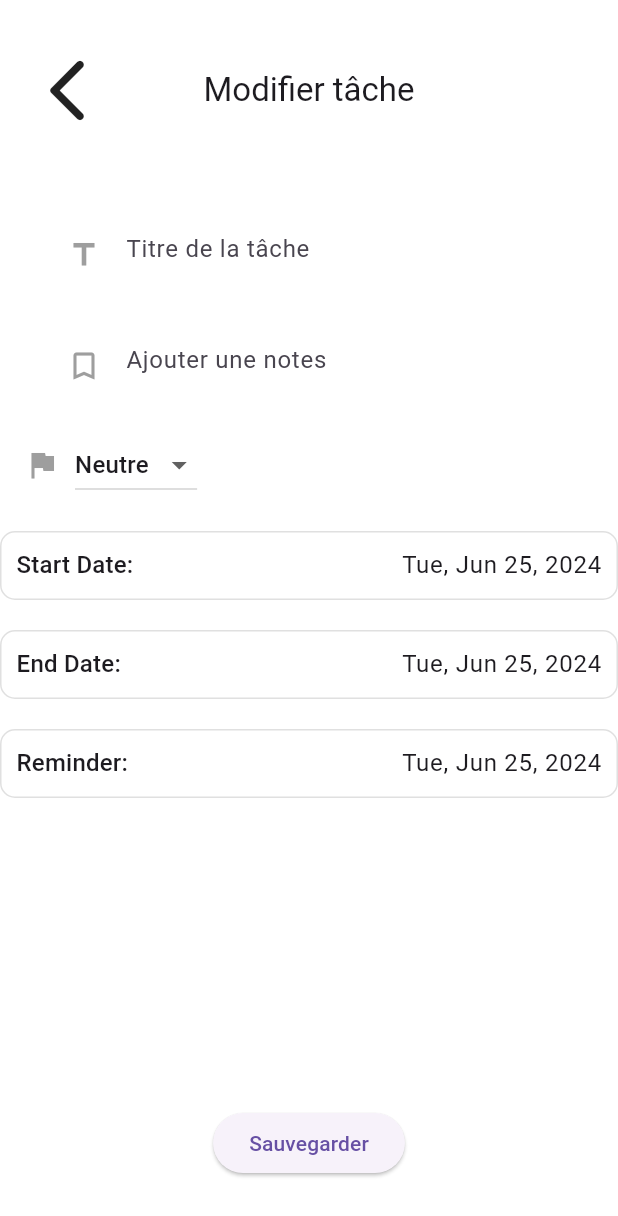
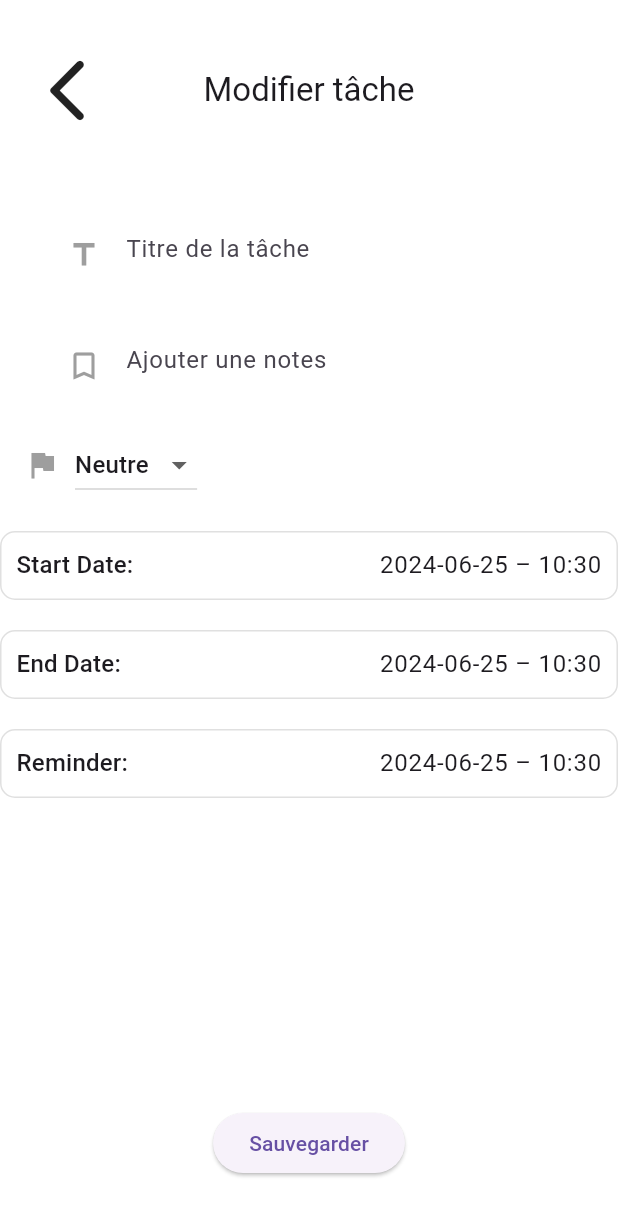
Before and after one commit to PavelDelhomme/flutter_todo, a Flutter app: the TaskDetailView screen opened directly with empty values, after a tap on the "edit" icon, on a phone screen of 412 x 824 dp. Shown: the top 1216 px of the screen. Run offline on Flutter 3.47's test engine with Material 3 defaults, Android fonts, the light colour scheme and no system bars; our stand-ins replace cloud_firestore, firebase_auth, firebase_core, flutter_datetime_picker_bdaya, flutter_local_notifications, hive and 3 more; accounts and stored records are empty.

Commit message:
Modification des détails afficher et de la gestion de date de début et de fin d'une tâche

```diff
--- a/lib/main.dart
+++ b/lib/main.dart
@@ -1,5 +1,7 @@
 import 'package:flutter/material.dart';
 import 'package:firebase_core/firebase_core.dart';
+import 'package:hive_flutter/adapters.dart';
+import 'package:todo_firebase/models/task.dart';
 import 'firebase_options.dart';
 import 'views/authentication/auth_wrapper.dart';
 import 'views/authentication/sign_in_view.dart';
@@ -8,6 +10,10 @@ import 'services/notification_service.dart';
 
 void main() async {
   WidgetsFlutterBinding.ensureInitialized();
+  await Hive.initFlutter();
+  Hive.registerAdapter(TaskAdapter());
+  await Hive.openBox<Task>('tasks');
+
   await Firebase.initializeApp(
     options: DefaultFirebaseOptions.currentPlatform,
   );
--- a/lib/models/task.dart
+++ b/lib/models/task.dart
@@ -28,7 +28,7 @@ class Task extends HiveObject {
   String priorityLevel;
 
   @HiveField(7)
-  DateTime? reminder;
+  DateTime? reminder;  // Make reminder nullable
 
   @HiveField(8)
   String userId;
@@ -60,7 +60,7 @@ class Task extends HiveObject {
       startDate: startDate,
       endDate: endDate,
       priorityLevel: priorityLevel,
-      reminder: reminder,
+      reminder: reminder ?? endDate.subtract(Duration(minutes: 30)),  // Default reminder to 30 minutes before end date
       userId: userId,
     );
   }
--- a/lib/views/home/home_view.dart
+++ b/lib/views/home/home_view.dart
@@ -63,14 +63,10 @@ class _HomeViewState extends State<HomeView> {
     });
   }
 
-  void _testNotification() {
-    notificationService.showTestNotification();
-  }
-
   @override
   Widget build(BuildContext context) {
     return Scaffold(
-      appBar: HomeAppBar(onNotificationPressed: _testNotification),
+      appBar: HomeAppBar(),
       drawer: DrawerMenu(onSignOut: _signOut),
       body: StreamBuilder<List<Task>>(
         stream: taskService.getTasks(),
--- a/lib/views/tasks/forms/task_form.dart
+++ b/lib/views/tasks/forms/task_form.dart
@@ -48,12 +48,12 @@ class _TaskFormState extends State<TaskForm> {
     super.initState();
     startDate = widget.initialStartDate ?? DateTime.now();
     endDate = widget.initialEndDate ?? DateTime.now().add(const Duration(hours: 1));
-    reminder = widget.initialReminder;
+    reminder = widget.initialReminder ?? endDate?.subtract(Duration(minutes: 30));
     priorityLevel = widget.initialPriorityLevel;
   }
 
-  String formatDate(DateTime? date) {
-    return DateFormat.yMMMEd().format(date ?? DateTime.now());
+  String formatDateTime(DateTime? date) {
+    return DateFormat('yyyy-MM-dd – HH:mm').format(date ?? DateTime.now());
   }
 
   @override
@@ -80,7 +80,7 @@ class _TaskFormState extends State<TaskForm> {
           ),
           GestureDetector(
             onTap: () {
-              DatePickerBdaya.showDatePicker(
+              DatePickerBdaya.showDateTimePicker(
                 context,
                 showTitleActions: true,
                 minTime: DateTime(2000, 1, 1),
@@ -108,14 +108,14 @@ class _TaskFormState extends State<TaskForm> {
                 children: [
                   Text('Start Date: ', style: textTheme.titleMedium),
                   Expanded(child: Container()),
-                  Text(formatDate(startDate), style: textTheme.bodyLarge),
+                  Text(formatDateTime(startDate), style: textTheme.bodyLarge),
                 ],
               ),
             ),
           ),
           GestureDetector(
             onTap: () {
-              DatePickerBdaya.showDatePicker(
+              DatePickerBdaya.showDateTimePicker(
                 context,
                 showTitleActions: true,
                 minTime: DateTime(2000, 1, 1),
@@ -124,8 +124,10 @@ class _TaskFormState extends State<TaskForm> {
                 onConfirm: (selectedDate) {
                   setState(() {
                     endDate = selectedDate;
+                    reminder = selectedDate.subtract(Duration(minutes: 30)); // Set default reminder
                   });
                   widget.onEndDateSelected(selectedDate);
+                  widget.onReminderSelected(reminder!);
                 },
                 currentTime: endDate,
                 locale: LocaleType.en,
@@ -143,7 +145,7 @@ class _TaskFormState extends State<TaskForm> {
                 children: [
                   Text('End Date: ', style: textTheme.titleMedium),
                   Expanded(child: Container()),
-                  Text(formatDate(endDate), style: textTheme.bodyLarge),
+                  Text(formatDateTime(endDate), style: textTheme.bodyLarge),
                 ],
               ),
             ),
@@ -176,7 +178,7 @@ class _TaskFormState extends State<TaskForm> {
                 children: [
                   Text('Reminder: ', style: textTheme.titleMedium),
                   Expanded(child: Container()),
-                  Text(formatDate(reminder), style: textTheme.bodyLarge),
+                  Text(formatDateTime(reminder), style: textTheme.bodyLarge),
                 ],
               ),
             ),
--- a/lib/views/tasks/widgets/task_detail_view.dart
+++ b/lib/views/tasks/widgets/task_detail_view.dart
@@ -20,6 +20,11 @@ class _TaskDetailViewState extends State<TaskDetailView> {
   void initState() {
     super.initState();
     task = widget.task;
+    _openBox();
+  }
+
+  Future<void> _openBox() async {
+    await Hive.openBox<Task>('tasks');
   }
 
   Future<void> _refreshTask() async {
@@ -30,6 +35,10 @@ class _TaskDetailViewState extends State<TaskDetailView> {
         task = updatedTask;
       });
     }
+  }
+
+  String formatDateTime(DateTime? dateTime) {
+    return dateTime != null ? DateFormat('yyyy-MM-dd – HH:mm').format(dateTime) : 'No reminder set';
   }
 
   @override
@@ -64,7 +73,7 @@ class _TaskDetailViewState extends State<TaskDetailView> {
                       const Icon(Icons.calendar_today, size: 20),
                       const SizedBox(width: 8),
                       Text(
-                        DateFormat.yMMMEd().format(task.startDate),
+                        'Date début : ${formatDateTime(task.startDate)}',
                         style: const TextStyle(fontSize: 16),
                       ),
                     ],
@@ -75,11 +84,23 @@ class _TaskDetailViewState extends State<TaskDetailView> {
                       const Icon(Icons.calendar_today, size: 20),
                       const SizedBox(width: 8),
                       Text(
-                        DateFormat.yMMMEd().format(task.endDate),
+                        'Echéance : ${formatDateTime(task.endDate)}',
                         style: const TextStyle(fontSize: 16),
                       ),
                     ],
                   ),
+                  const SizedBox(height: 8),
+                  if (task.reminder != null)
+                    Row(
+                      children: [
+                        const Icon(Icons.alarm, size: 20),
+                        const SizedBox(width: 8),
+                        Text(
+                          'Rappel : ${formatDateTime(task.reminder)}',
+                          style: const TextStyle(fontSize: 16),
+                        ),
+                      ],
+                    ),
                   const SizedBox(height: 16),
                   Text(
                     task.isCompleted ? 'Status: Complète' : 'Status: Incomplète',
```
Also changed, not shown: lib/services/notification_service.dart (+35 -15 lines), lib/views/home/components/app_bar.dart (+1 -8 lines), lib/views/tasks/task_view.dart (+16 -9 lines), lib/views/tasks/widgets/task_widget.dart (+9 -6 lines), lib/models/task.g.dart.
